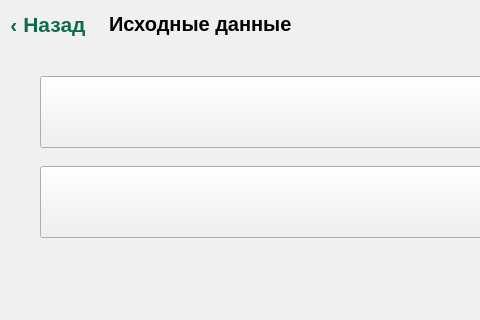
Pobryakushka/MMK, file SourceData.ui: the form before one commit; both pictures show x 0 to 480 and y 0 to 320 of the 1024 by 640 pixel window.
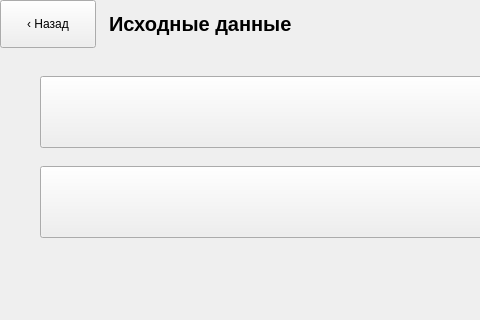
The form after the commit. Custom widgets are drawn as their Qt base class.

```diff
--- a/SourceData.ui
+++ b/SourceData.ui
@@ -19,9 +19,6 @@
   <property name="windowTitle">
    <string>Исходные данные</string>
   </property>
-  <property name="styleSheet">
-   <string notr="true">background-color: #EFF1F1;</string>
-  </property>
   <layout class="QVBoxLayout" name="verticalLayout">
    <property name="spacing">
     <number>0</number>
@@ -48,10 +45,6 @@
          <height>48</height>
         </size>
        </property>
-       <property name="styleSheet">
-        <string notr="true">QPushButton { font-size: 16pt; font-weight: bold; border: none; background: transparent; color: #0F6B4F; }
-QPushButton:pressed { color: #0B5A42; }</string>
-       </property>
        <property name="text">
         <string>‹ Назад</string>
        </property>
```
